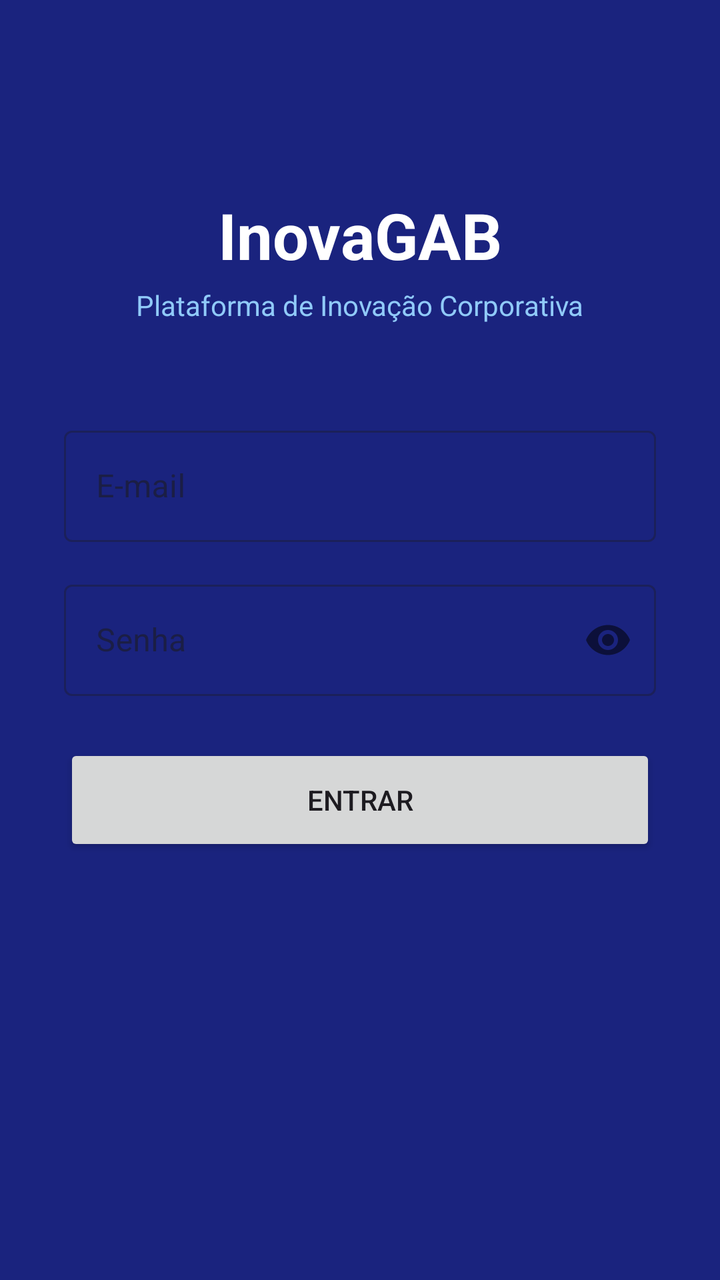
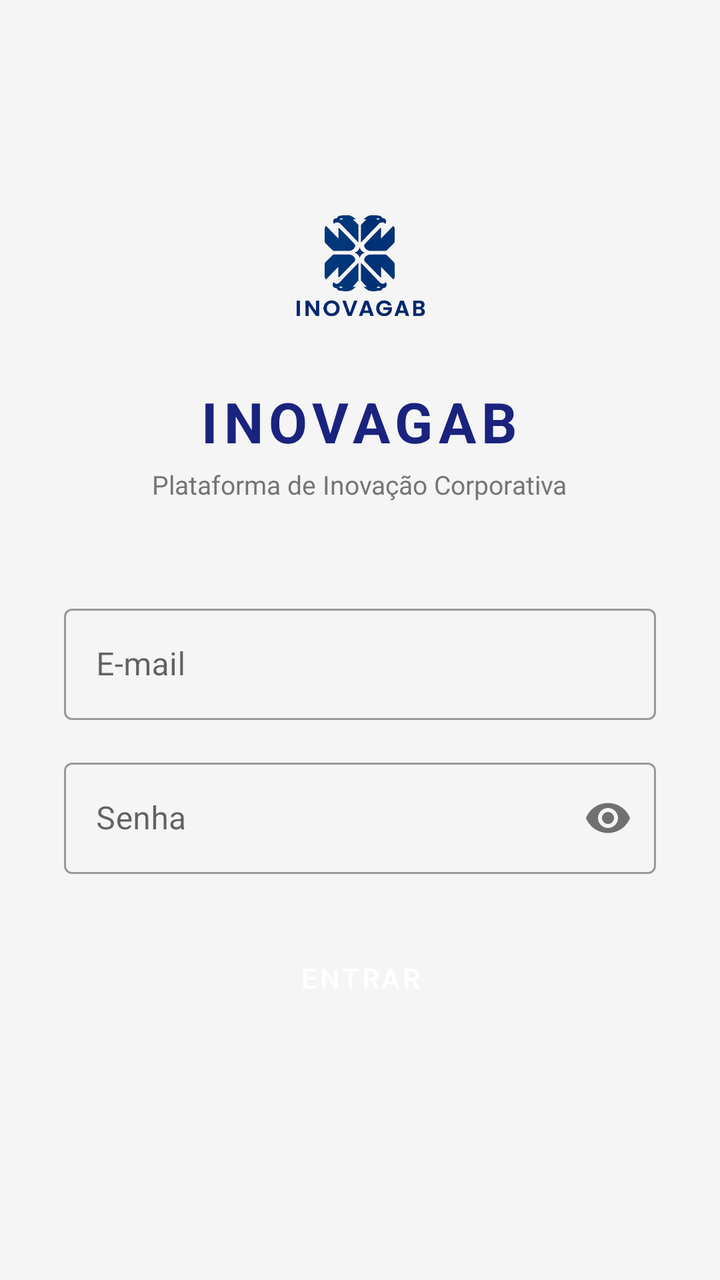

The first picture is an Android layout as it rendered before a commit; the second is the same layout after the commit. The layout source and the unified diff follow.
<!-- AndroidManifest.xml: application theme Theme.InovaGAB -->
<!-- res/layout/activity_login.xml -->
<?xml version="1.0" encoding="utf-8"?>
<ScrollView xmlns:android="http://schemas.android.com/apk/res/android"
    xmlns:app="http://schemas.android.com/apk/res-auto"
    android:layout_width="match_parent"
    android:layout_height="match_parent"
    android:background="#1A237E">

    <LinearLayout
        android:layout_width="match_parent"
        android:layout_height="wrap_content"
        android:orientation="vertical"
        android:padding="32dp"
        android:gravity="center">

        <TextView
            android:layout_width="wrap_content"
            android:layout_height="wrap_content"
            android:text="InovaGAB"
            android:textSize="32sp"
            android:textColor="#FFFFFF"
            android:textStyle="bold"
            android:layout_marginTop="64dp"/>

        <TextView
            android:layout_width="wrap_content"
            android:layout_height="wrap_content"
            android:text="Plataforma de Inovação Corporativa"
            android:textSize="14sp"
            android:textColor="#90CAF9"
            android:layout_marginTop="4dp"
            android:layout_marginBottom="48dp"/>

        <com.google.android.material.textfield.TextInputLayout
            android:layout_width="match_parent"
            android:layout_height="wrap_content"
            android:hint="E-mail"
            style="@style/Widget.MaterialComponents.TextInputLayout.OutlinedBox"
            android:layout_marginBottom="16dp">

            <com.google.android.material.textfield.TextInputEditText
                android:id="@+id/etEmail"
                android:layout_width="match_parent"
                android:layout_height="wrap_content"
                android:inputType="textEmailAddress"/>

        </com.google.android.material.textfield.TextInputLayout>

        <com.google.android.material.textfield.TextInputLayout
            android:layout_width="match_parent"
            android:layout_height="wrap_content"
            android:hint="Senha"
            style="@style/Widget.MaterialComponents.TextInputLayout.OutlinedBox"
            app:passwordToggleEnabled="true"
            android:layout_marginBottom="24dp">

            <com.google.android.material.textfield.TextInputEditText
                android:id="@+id/etSenha"
                android:layout_width="match_parent"
                android:layout_height="wrap_content"
                android:inputType="textPassword"/>

        </com.google.android.material.textfield.TextInputLayout>

        <Button
            android:id="@+id/btnEntrar"
            android:layout_width="match_parent"
            android:layout_height="56dp"
            android:text="ENTRAR"
            android:layout_marginBottom="16dp"/>

        <TextView
            android:id="@+id/tvErro"
            android:layout_width="wrap_content"
            android:layout_height="wrap_content"
            android:textColor="#EF9A9A"
            android:textSize="14sp"
            android:layout_marginBottom="48dp"
            android:visibility="gone"/>

    </LinearLayout>

</ScrollView>
<!-- resources referenced by this layout -->
<resources>
  <style name="Theme.InovaGAB" parent="Base.Theme.InovaGAB" />
  <style name="Base.Theme.InovaGAB" parent="Theme.Material3.DayNight.NoActionBar">
          
          
      </style>
</resources>

<!-- the commit's change to res/layout/activity_login.xml (unified diff, before → after) -->
@@ -3,7 +3,7 @@
     xmlns:app="http://schemas.android.com/apk/res-auto"
     android:layout_width="match_parent"
     android:layout_height="match_parent"
-    android:background="#1A237E">
+    android:background="@color/background">
 
     <LinearLayout
         android:layout_width="match_parent"
@@ -12,21 +12,28 @@
         android:padding="32dp"
         android:gravity="center">
 
+        <ImageView
+            android:layout_width="80dp"
+            android:layout_height="80dp"
+            android:layout_marginTop="64dp"
+            android:src="@drawable/logo_inovagab"/>
+
         <TextView
             android:layout_width="wrap_content"
             android:layout_height="wrap_content"
-            android:text="InovaGAB"
-            android:textSize="32sp"
-            android:textColor="#FFFFFF"
+            android:text="INOVAGAB"
+            android:textSize="28sp"
+            android:textColor="@color/primary"
             android:textStyle="bold"
-            android:layout_marginTop="64dp"/>
+            android:letterSpacing="0.1"
+            android:layout_marginTop="16dp"/>
 
         <TextView
             android:layout_width="wrap_content"
             android:layout_height="wrap_content"
             android:text="Plataforma de Inovação Corporativa"
-            android:textSize="14sp"
-            android:textColor="#90CAF9"
+            android:textSize="13sp"
+            android:textColor="@color/text_secondary"
             android:layout_marginTop="4dp"
             android:layout_marginBottom="48dp"/>
 
@@ -63,6 +70,7 @@
 
         <Button
             android:id="@+id/btnEntrar"
+            style="@style/InovaGAB.Button"
             android:layout_width="match_parent"
             android:layout_height="56dp"
             android:text="ENTRAR"
@@ -72,7 +80,7 @@
             android:id="@+id/tvErro"
             android:layout_width="wrap_content"
             android:layout_height="wrap_content"
-            android:textColor="#EF9A9A"
+            android:textColor="@color/error"
             android:textSize="14sp"
             android:layout_marginBottom="48dp"
             android:visibility="gone"/>
<!-- resource entries referenced after the edit -->
@@ -1,9 +1,25 @@
 <!-- resources referenced by this layout -->
 <resources>
-  <style name="Theme.InovaGAB" parent="Base.Theme.InovaGAB" />
-  <style name="Base.Theme.InovaGAB" parent="Theme.Material3.DayNight.NoActionBar">
-          
-          
+  <color name="background">#F5F5F5</color>
+  <color name="error">#C62828</color>
+  <color name="primary">#1A237E</color>
+  <color name="text_secondary">#757575</color>
+  <!-- drawable logo_inovagab: png bitmap (drawable, 107627 bytes) -->
+  <style name="InovaGAB.Button" parent="Widget.MaterialComponents.Button">
+          <item name="backgroundTint">@color/primary</item>
+          <item name="android:textColor">@color/surface</item>
+          <item name="cornerRadius">8dp</item>
       </style>
+  <style name="Theme.InovaGAB" parent="Theme.MaterialComponents.Light.NoActionBar">
+          <item name="colorPrimary">@color/primary</item>
+          <item name="colorPrimaryDark">@color/primary_dark</item>
+          <item name="colorAccent">@color/accent</item>
+          <item name="android:windowBackground">@color/background</item>
+          <item name="android:statusBarColor">@color/primary</item>
+          <item name="android:navigationBarColor">@color/surface</item>
+      </style>
+  <color name="surface">#FFFFFF</color>
+  <color name="primary_dark">#0D1657</color>
+  <color name="accent">#1565C0</color>
 </resources>
 
